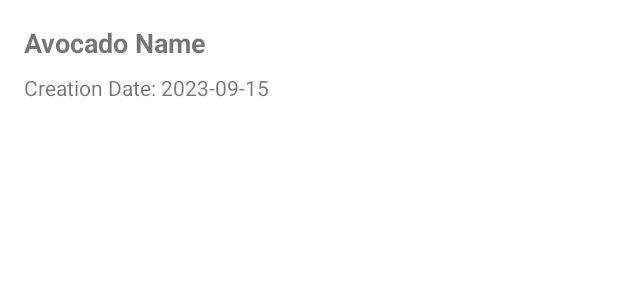
After one commit to mikeaskew4/avocado-alarm-android, an Android app: the layout avocado_list_item.xml on its own in the app's theme, with its tools: preview values and no code run, on a phone screen of 412 x 824 dp. The commit adds this screen. Shown: the top 300 px of the screen. Run offline under Robolectric (Android 15) with nearby library versions, the phone set to English and light mode, and no system bars.

```diff
--- a/app/src/main/res/layout/activity_avocado_detail.xml
+++ b/app/src/main/res/layout/activity_avocado_detail.xml
@@ -35,5 +35,11 @@
             android:layout_height="wrap_content"
             android:text="@string/timer_value" />
 
+        <Button
+            android:id="@+id/btnSave"
+            android:layout_width="wrap_content"
+            android:layout_height="wrap_content"
+            android:text="Save"/>
+
     </LinearLayout>
 </ScrollView>
--- /dev/null
+++ b/app/src/main/res/layout/avocado_list_item.xml
@@ -0,0 +1,44 @@
+<?xml version="1.0" encoding="utf-8"?>
+<LinearLayout xmlns:android="http://schemas.android.com/apk/res/android"
+    android:layout_width="match_parent"
+    android:layout_height="wrap_content"
+    android:padding="16dp"
+    android:orientation="horizontal"
+    android:gravity="center_vertical">
+
+    <!-- Thumbnail Image -->
+<!--    <ImageView-->
+<!--        android:id="@+id/avocado_thumbnail"-->
+<!--        android:layout_width="60dp"-->
+<!--        android:layout_height="60dp"-->
+<!--        android:layout_marginEnd="16dp"-->
+<!--        android:contentDescription="@string/avocado_thumbnail"-->
+<!--        android:src="@drawable/ic_avocado_placeholder" />-->
+
+    <LinearLayout
+        android:layout_width="0dp"
+        android:layout_height="wrap_content"
+        android:layout_weight="1"
+        android:orientation="vertical">
+
+        <!-- Avocado Name -->
+        <TextView
+            android:id="@+id/avocado_name"
+            android:layout_width="wrap_content"
+            android:layout_height="wrap_content"
+            android:text="@string/avocado_name_placeholder"
+            android:textStyle="bold"
+            android:textSize="18sp" />
+
+        <!-- Creation Date -->
+        <TextView
+            android:id="@+id/avocado_creation_date"
+            android:layout_width="wrap_content"
+            android:layout_height="wrap_content"
+            android:text="@string/creation_date_placeholder"
+            android:textSize="14sp"
+            android:layout_marginTop="8dp" />
+
+    </LinearLayout>
+
+</LinearLayout>
--- a/app/src/main/res/values/strings.xml
+++ b/app/src/main/res/values/strings.xml
@@ -4,4 +4,8 @@
     <string name="enter_avocado_name">Enter avocado name</string>
     <string name="creation_time">Creation Time: </string>
     <string name="timer_value">Time Remaining: </string>
+    <string name="avocado_thumbnail">Avocado Thumbnail</string>
+    <string name="avocado_name_placeholder">Avocado Name</string>
+    <string name="creation_date_placeholder">Creation Date: 2023-09-15</string>
+
 </resources>
```
Also changed, not shown: app/src/main/java/com/michaelaskew/avocadotimer/activities/AvocadoDetailActivity.java (+65 -3 lines), app/src/main/java/com/michaelaskew/avocadotimer/activities/MainActivity.java (+24 -4 lines), app/src/main/java/com/michaelaskew/avocadotimer/adapters/AvocadoAdapter.java (added, +74 -0 lines), app/src/main/java/com/michaelaskew/avocadotimer/database/DatabaseHelper.java (added, +125 -0 lines), app/src/main/java/com/michaelaskew/avocadotimer/models/Avocado.java (+19 -2 lines).
